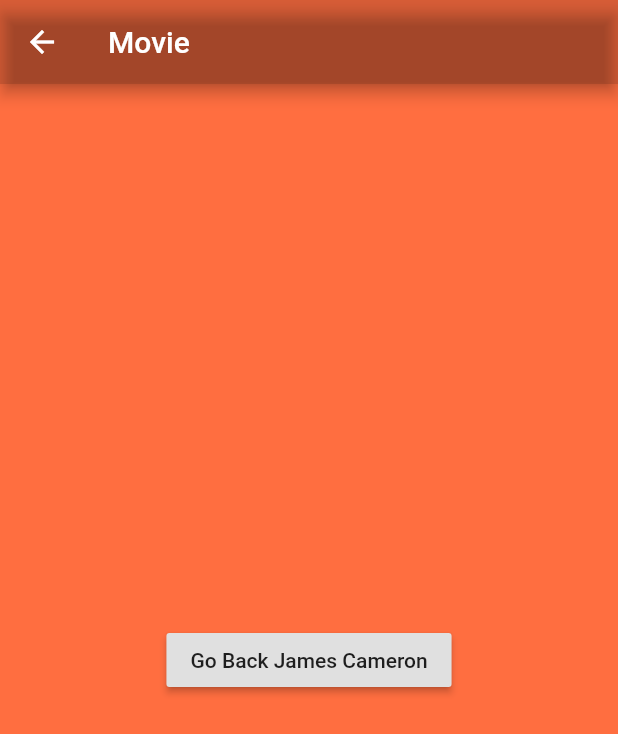
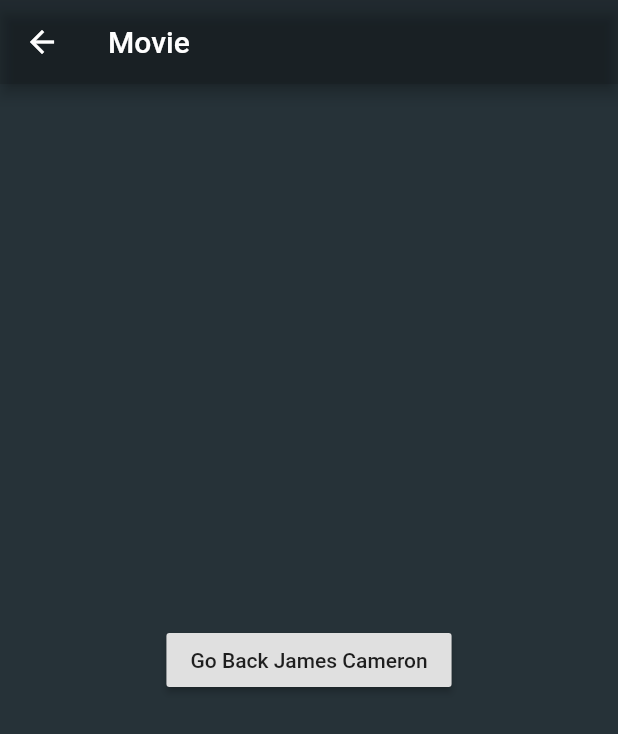
Before and after one commit to codr-mayank/movie_app-android, a Flutter app: the screen it shows after launch, after a tap on "Avatar", on a phone screen of 412 x 824 dp. Shown: the top 734 px of the screen. Run offline on Flutter 3.47's test engine with Material 2 defaults, Android fonts, the phone set to English and light mode, and no system bars; network calls fail.

Commit message:
change background color

```diff
--- a/lib/ui/home.dart
+++ b/lib/ui/home.dart
@@ -26,7 +26,7 @@ class MovieListView extends StatelessWidget {
         title: Text('Movies'),
         backgroundColor: Colors.black12,
       ),
-      backgroundColor: Colors.deepOrangeAccent.shade200,
+      backgroundColor: Colors.blueGrey.shade900,
       body: ListView.builder(
           itemCount: movieList.length,
           itemBuilder: (BuildContext context, int index) {
@@ -82,7 +82,7 @@ class MovieListView extends StatelessWidget {
         width: MediaQuery.of(context).size.width,
         height: 120.0,
         child: Card(
-          color: Colors.blueGrey,
+          color: Colors.blue.shade900,
           child: Padding(
             padding: const EdgeInsets.only(
                 top: 8.0, bottom: 8.0, left: 54.0, right: 8.0),
@@ -114,7 +114,8 @@ class MovieListView extends StatelessWidget {
                   Row(
                     mainAxisAlignment: MainAxisAlignment.spaceAround,
                     children: <Widget>[
-                      Text('${movie.released}'),
+                      Text('${movie.released}',
+                          style: TextStyle(color: Colors.lightGreen)),
                       Text(
                         movie.runtime,
                         style: mainTextStyle(),
@@ -176,7 +177,7 @@ class MovieListViewDetails extends StatelessWidget {
         backgroundColor: Colors.black12,
         title: Text('Movie'),
       ),
-      backgroundColor: Colors.deepOrangeAccent.shade200,
+      backgroundColor: Colors.blueGrey.shade900,
       body: Center(
         child: Container(
           child: RaisedButton(
```
